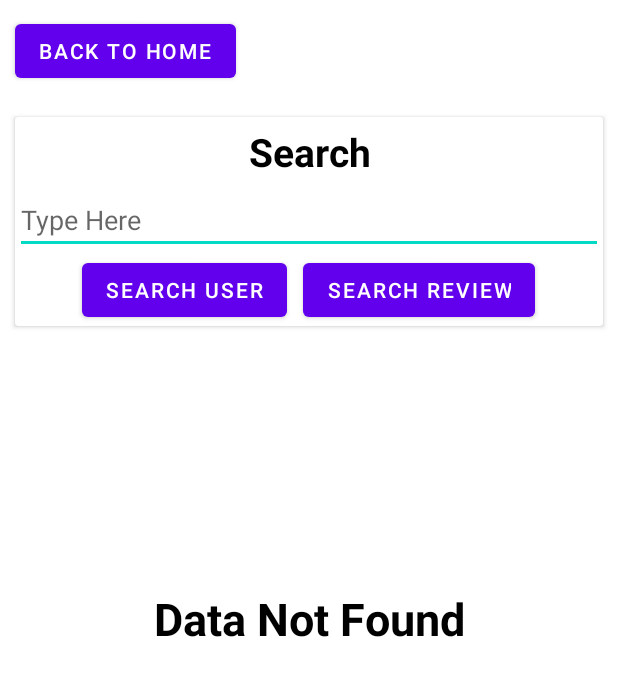
After one commit to joswijayas/TPA-Mobile-Jejewegs, an Android app: the layout activity_search.xml on its own in the app's theme, with its tools: preview values and no code run, on a phone screen of 412 x 824 dp. The commit adds this screen. Shown: the top 676 px of the screen. Run offline under Robolectric (Android 15) with nearby library versions, the phone set to English and light mode, and no system bars.

Commit message:
modified:   app/src/main/AndroidManifest.xml 	new file:   app/src/main/java/edu/bluejack22_1/Jejewegs/Adapter/UserAdapter.kt 	modified:   app/src/main/java/edu/bluejack22_1/Jejewegs/Home.kt 	modified:   app/src/main/java/edu/bluejack22_1/Jejewegs/MainActivity.kt 	new file:   app/src/main/java/edu/bluejack22_1/Jejewegs/SearchActivity.kt 	new file:   app/src/main/res/layout/activity_search.xml 	modified:   app/src/main/res/layout/fragment_home.xml 	new file:   app/src/main/res/layout/user_card.xml 	modified:   app/src/main/res/values/strings.xml

```diff
--- a/app/src/main/java/edu/bluejack22_1/Jejewegs/MainActivity.kt
+++ b/app/src/main/java/edu/bluejack22_1/Jejewegs/MainActivity.kt
@@ -36,7 +36,7 @@ class MainActivity : AppCompatActivity() {
                 R.id.profile -> replaceFragment(ProfileSettingFragment())
                 R.id.wishlist -> replaceFragment(WishlistFragment())
                 else -> {
-
+                    replaceFragment(Home())
                 }
             }
             true
--- /dev/null
+++ b/app/src/main/res/layout/activity_search.xml
@@ -0,0 +1,111 @@
+<?xml version="1.0" encoding="utf-8"?>
+<androidx.constraintlayout.widget.ConstraintLayout xmlns:android="http://schemas.android.com/apk/res/android"
+    xmlns:app="http://schemas.android.com/apk/res-auto"
+    xmlns:tools="http://schemas.android.com/tools"
+    android:layout_width="match_parent"
+    android:layout_height="match_parent"
+    tools:context=".SearchActivity">
+    <LinearLayout
+        android:layout_width="match_parent"
+        android:layout_height="match_parent"
+        app:layout_constraintTop_toTopOf="parent"
+        app:layout_constraintBottom_toBottomOf="parent"
+        android:orientation="vertical">
+
+    <Button
+        android:id="@+id/btnHome"
+        android:layout_width="wrap_content"
+        android:layout_height="wrap_content"
+        android:text="@string/back_to_home"
+        app:layout_constraintTop_toTopOf="parent"
+        app:layout_constraintLeft_toLeftOf="parent"
+        android:layout_margin="10dp"/>
+
+    <androidx.cardview.widget.CardView
+        android:id="@+id/cardSearch"
+        android:layout_width="match_parent"
+        android:layout_height="wrap_content"
+        app:layout_constraintTop_toBottomOf="@id/btnHome"
+        app:layout_constraintLeft_toLeftOf="parent"
+        app:layout_constraintRight_toRightOf="parent"
+        android:layout_margin="10dp">
+
+        <LinearLayout
+            android:id="@+id/llSearch"
+            android:layout_width="match_parent"
+            android:layout_height="wrap_content"
+            android:orientation="vertical"
+            android:gravity="center">
+
+            <TextView
+                android:layout_width="wrap_content"
+                android:layout_height="wrap_content"
+                android:text="@string/search"
+                android:textStyle="bold"
+                android:textSize="26sp"
+                android:textColor="@color/black"
+                android:gravity="center"
+                android:layout_marginVertical="5dp"/>
+
+            <EditText
+                android:id="@+id/etSearch"
+                android:layout_width="match_parent"
+                android:layout_height="wrap_content"
+                android:hint="@string/type_here"
+                android:lines="1"
+                android:maxLines="1"/>
+
+            <LinearLayout
+                android:layout_width="match_parent"
+                android:layout_height="wrap_content"
+                android:orientation="horizontal"
+                android:gravity="center">
+
+                <Button
+                    android:id="@+id/btn_search_user"
+                    android:layout_width="wrap_content"
+                    android:layout_height="wrap_content"
+                    android:text="@string/search_user"
+                    android:layout_marginHorizontal="5dp"/>
+
+                <Button
+                    android:id="@+id/btn_search_review"
+                    android:layout_width="wrap_content"
+                    android:layout_height="wrap_content"
+                    android:text="@string/search_review"
+                    android:layout_marginHorizontal="5dp"/>
+
+            </LinearLayout>
+
+        </LinearLayout>
+
+    </androidx.cardview.widget.CardView>
+
+
+    <androidx.recyclerview.widget.RecyclerView
+        android:id="@+id/recycleViewSearch"
+        android:layout_width="match_parent"
+        android:layout_height="match_parent"
+        android:layout_marginHorizontal="10dp"
+        android:layout_marginVertical="20dp" />
+
+    </LinearLayout>
+
+    <TextView
+        android:id="@+id/tvNotFound"
+        android:layout_width="match_parent"
+        android:layout_height="wrap_content"
+        android:text="@string/no_data"
+        app:layout_constraintTop_toTopOf="parent"
+        app:layout_constraintBottom_toBottomOf="parent"
+        app:layout_constraintLeft_toLeftOf="parent"
+        app:layout_constraintRight_toRightOf="parent"
+        android:layout_margin="10dp"
+        android:gravity="center"
+        android:textSize="30sp"
+        android:textStyle="bold"
+        android:textColor="@color/black"
+        android:visibility="visible"/>
+
+
+</androidx.constraintlayout.widget.ConstraintLayout>
--- a/app/src/main/res/values/strings.xml
+++ b/app/src/main/res/values/strings.xml
@@ -92,5 +92,14 @@
     <string name="average_rating">Average rating</string>
     <string name="success_update">Successfully update</string>
     <string name="change">Change</string>
+    <string name="search_user">Search User</string>
+    <string name="search_review">Search Review</string>
+    <string name="search">Search</string>
+    <string name="type_here">Type Here</string>
+    <string name="back_to_home">Back to Home</string>
+    <string name="no_data">Data Not Found</string>
+    <string name="go_to_search">Go to Search</string>
+    <string name="follow">Follow</string>
+    <string name="unfollow">Unfollow</string>
 
 </resources>
```
Also changed, not shown: app/src/main/AndroidManifest.xml (+7 -0 lines), app/src/main/java/edu/bluejack22_1/Jejewegs/Adapter/UserAdapter.kt (added, +90 -0 lines), app/src/main/java/edu/bluejack22_1/Jejewegs/Home.kt (+11 -0 lines), app/src/main/java/edu/bluejack22_1/Jejewegs/SearchActivity.kt (added, +146 -0 lines), app/src/main/res/layout/fragment_home.xml (+17 -1 lines), app/src/main/res/layout/user_card.xml (added, +74 -0 lines).
